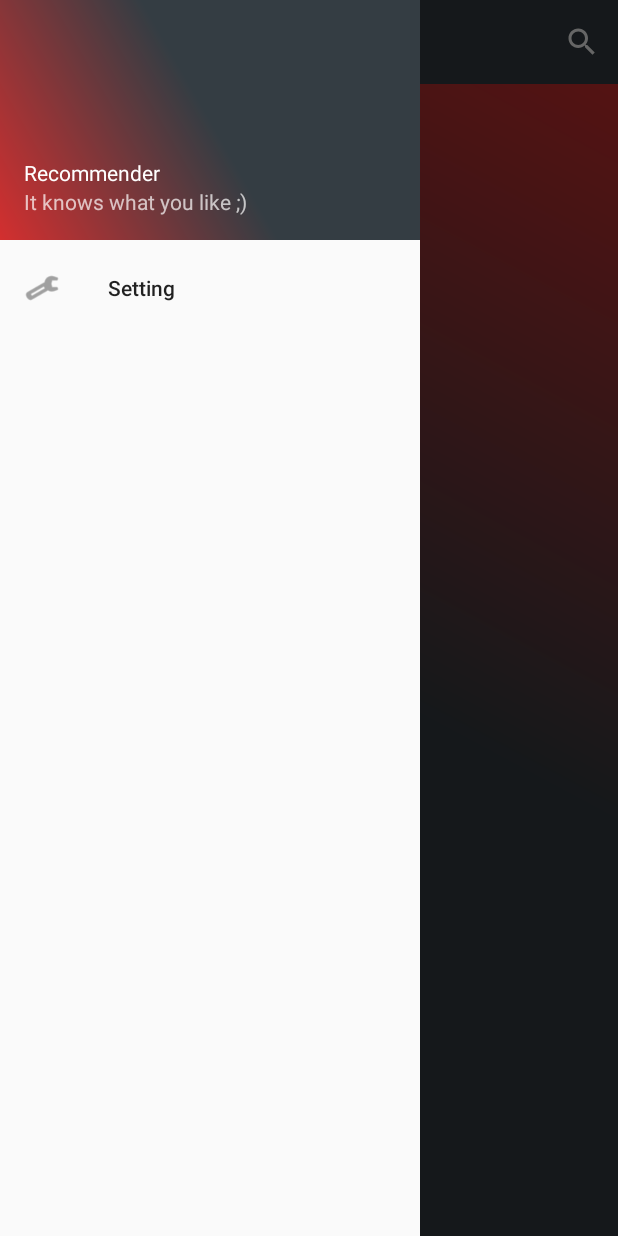
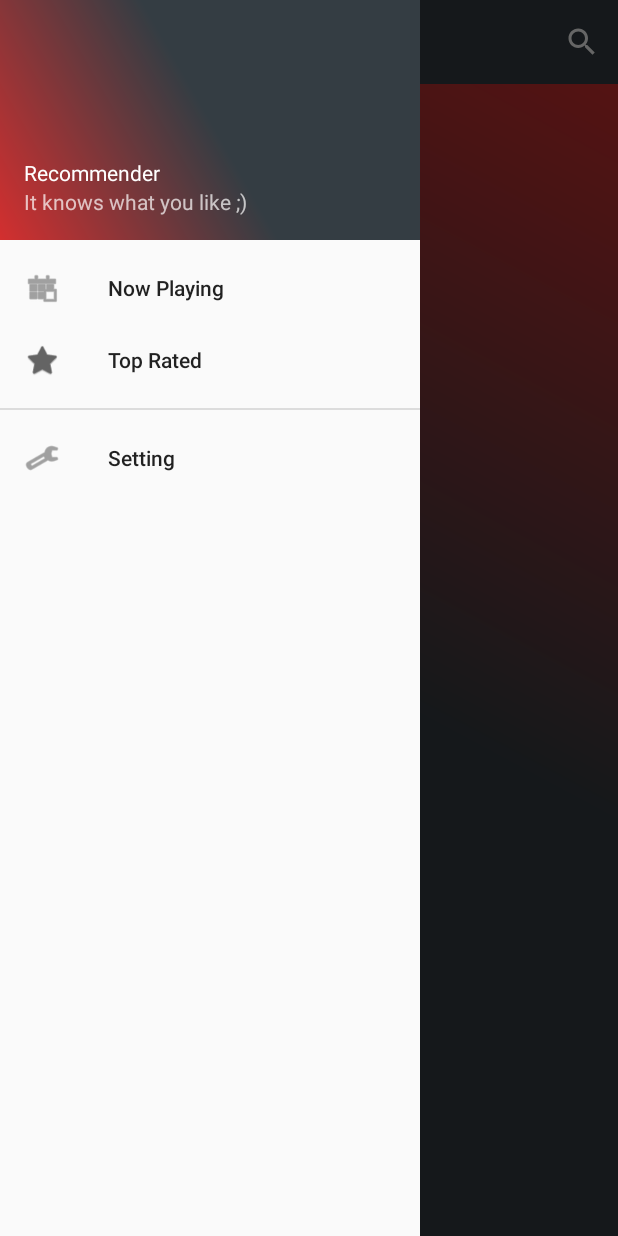
Before and after one commit to MLProgrammers/Movie-, an Android app: the screen it shows after launch (MainActivity), with the side drawer open, on a phone screen of 412 x 824 dp. Run offline under Robolectric (Android 15) with nearby library versions, the phone set to English and light mode, and no system bars; our stand-ins replace Volley; libraries missing offline, so code that uses them is left out: com.ramotion.foldingcell; network calls fail.

Commit message:
Menu Specification

```diff
--- a/app/src/main/java/com/example/hardeepsingh/recommender/MainActivity.java
+++ b/app/src/main/java/com/example/hardeepsingh/recommender/MainActivity.java
@@ -147,6 +147,10 @@ public class MainActivity extends AppCompatActivity
         if (id == R.id.nav_setting) {
             Intent i = new Intent(MainActivity.this, Settings.class);
             startActivity(i);
+        } else if(id == R.id.nav_now_playing) {
+            getData(urlHandler.getNowPopularUrl());
+        } else if(id == R.id.nav_top_rated) {
+            getData(urlHandler.getTopRatedUrl());
         }
 
         DrawerLayout drawer = (DrawerLayout) findViewById(R.id.drawer_layout);
--- a/app/src/main/java/com/example/hardeepsingh/recommender/URLHandler.java
+++ b/app/src/main/java/com/example/hardeepsingh/recommender/URLHandler.java
@@ -9,6 +9,10 @@ class URLHandler {
 
     String getNowPopularUrl() {
         return "https://api.themoviedb.org/3/movie/popular?api_key=" + API_KEY + "&language=en-US&page=1&region=US";
+    }
+
+    String getTopRatedUrl() {
+       return "https://api.themoviedb.org/3/movie/top_rated?api_key=" + API_KEY + "&language=en-US&page=1&region=US";
     }
 
     String getGenreUrl() {
--- a/app/src/main/res/menu/activity_main_drawer.xml
+++ b/app/src/main/res/menu/activity_main_drawer.xml
@@ -1,8 +1,23 @@
 <?xml version="1.0" encoding="utf-8"?>
-<menu xmlns:app="http://schemas.android.com/apk/res-auto"
-    xmlns:android="http://schemas.android.com/apk/res/android">
+<menu xmlns:android="http://schemas.android.com/apk/res/android"
+    xmlns:app="http://schemas.android.com/apk/res-auto">
 
-    <group android:checkableBehavior="single">
+    <group android:id="@+id/menu_top"
+        android:checkableBehavior="single">
+        <item
+            android:id="@+id/nav_now_playing"
+            android:icon="@android:drawable/ic_menu_today"
+            android:title="Now Playing" />
+
+        <item
+            android:id="@+id/nav_top_rated"
+            android:icon="@android:drawable/btn_star"
+            android:title="Top Rated" />
+    </group>
+
+
+    <group android:id="@+id/menu_bottom"
+        android:checkableBehavior="single">
         <item
             android:id="@+id/nav_setting"
             android:icon="@android:drawable/ic_menu_manage"
--- a/build.gradle
+++ b/build.gradle
@@ -5,7 +5,7 @@ buildscript {
         jcenter()
     }
     dependencies {
-        classpath 'com.android.tools.build:gradle:2.3.1'
+        classpath 'com.android.tools.build:gradle:2.3.2'
 
         // NOTE: Do not place your application dependencies here; they belong
         // in the individual module build.gradle files
```
